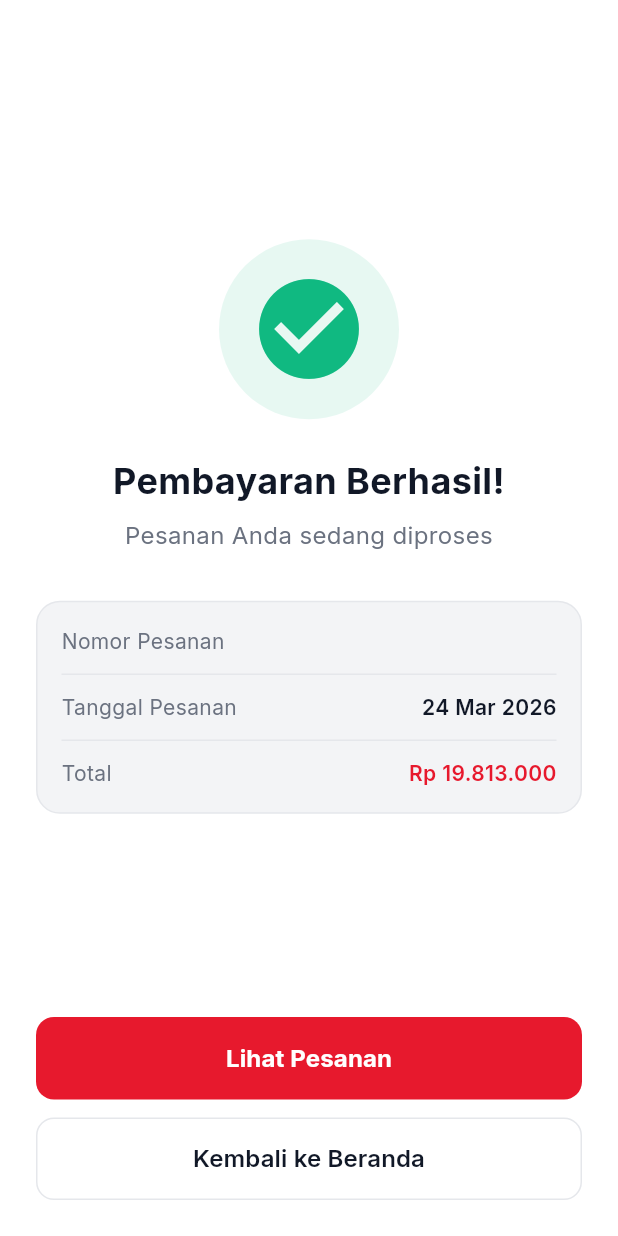
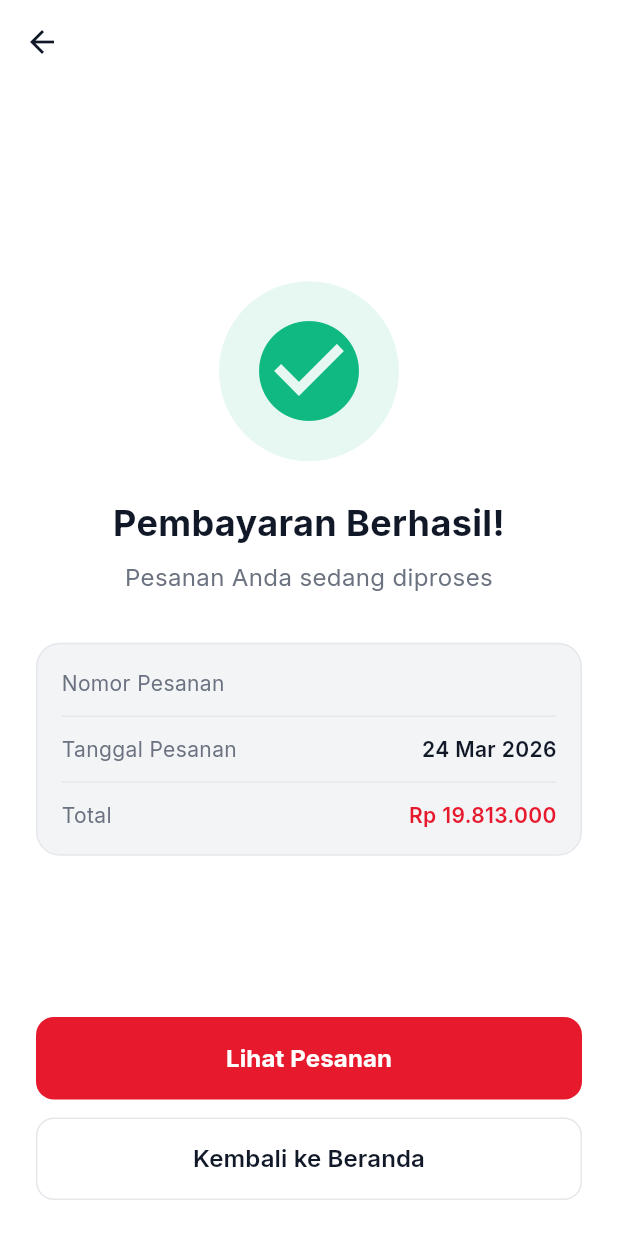
Before and after one commit to peterkrn/otomasiku-mobile, a Flutter app: the PaymentSuccessScreen screen opened directly with empty values, on a phone screen of 412 x 824 dp. Run offline on Flutter 3.47's test engine with Material 3 defaults, Android fonts, the phone set to English and light mode, and no system bars; our stand-ins replace flutter_riverpod, go_router, google_fonts, shared_preferences; accounts and stored records are empty.

Commit message:
fix: improve toast positioning and navigation flow
- Add bottomOffset parameter to AppToast for flexible positioning
- Default toast position (24px) close to bottom nav for screens without bottom bar
- Higher toast position (100-160px) for screens with bottom action bars
- Fix payment success screen to navigate to home on back
- Fix order detail screen to navigate to orders list on back
- Add AppBar with explicit back button on payment success screen
- Add PopScope to handle hardware back button correctly

Co-Authored-By: Claude Opus 4.6 <noreply@anthropic.com>

```diff
--- a/lib/core/widgets/app_toast.dart
+++ b/lib/core/widgets/app_toast.dart
@@ -2,11 +2,14 @@ import 'package:flutter/material.dart';
 
 /// Toast notification widget
 /// Usage: AppToast.show(context, 'Message', isError: false)
+/// Use bottomOffset to position toast above bottom bars (e.g., checkout button area ~160px)
+/// Default 24px is for screens without bottom action bars
 class AppToast {
   static void show(
     BuildContext context,
     String message, {
     bool isError = false,
+    double bottomOffset = 24, // Default close to bottom nav
   }) {
     final overlay = Overlay.of(context);
     late OverlayEntry overlayEntry;
@@ -15,7 +18,7 @@ class AppToast {
       builder: (context) => Positioned(
         left: 16,
         right: 16,
-        bottom: 24, // Just above bottom nav
+        bottom: bottomOffset,
         child: SafeArea(
           child: Material(
             color: Colors.transparent,
--- a/lib/features/cart/cart_screen.dart
+++ b/lib/features/cart/cart_screen.dart
@@ -244,7 +244,7 @@ class _CartScreenState extends ConsumerState<CartScreen> {
                   width: double.infinity,
                   child: ElevatedButton(
                     onPressed: selectedIds.isEmpty
-                        ? () => AppToast.show(context, l10n.noItemSelected, isError: true)
+                        ? () => AppToast.show(context, l10n.noItemSelected, isError: true, bottomOffset: 160)
                         : () => context.pushNamed(AppRoute.checkout),
                     style: ElevatedButton.styleFrom(
                       backgroundColor: AppColors.mitsubishiRed,
--- a/lib/features/payment/payment_screen.dart
+++ b/lib/features/payment/payment_screen.dart
@@ -63,12 +63,12 @@ class _PaymentScreenState extends ConsumerState<PaymentScreen> {
 
   void _copyVaNumber(AppLocalizations l10n) {
     Clipboard.setData(ClipboardData(text: _vaNumber.replaceAll(' ', '')));
-    AppToast.show(context, l10n.vaCopied, isError: false);
+    AppToast.show(context, l10n.vaCopied, isError: false, bottomOffset: 160);
   }
 
   void _copyAmount(AppLocalizations l10n) {
     Clipboard.setData(ClipboardData(text: _amount.toString()));
-    AppToast.show(context, 'Jumlah berhasil disalin', isError: false);
+    AppToast.show(context, 'Jumlah berhasil disalin', isError: false, bottomOffset: 160);
   }
 
   void _checkStatus() {
--- a/lib/features/payment/payment_success_screen.dart
+++ b/lib/features/payment/payment_success_screen.dart
@@ -19,7 +19,22 @@ class PaymentSuccessScreen extends ConsumerWidget {
 
     return Scaffold(
       backgroundColor: isDark ? AppColors.darkBackground : Colors.white,
-      body: SafeArea(
+      appBar: AppBar(
+        leading: IconButton(
+          icon: Icon(Icons.arrow_back, color: isDark ? AppColors.darkTextPrimary : AppColors.textPrimary),
+          onPressed: () => context.goNamed(AppRoute.home),
+        ),
+        backgroundColor: isDark ? AppColors.darkBackground : Colors.white,
+        elevation: 0,
+      ),
+      body: PopScope(
+        canPop: false,
+        onPopInvokedWithResult: (didPop, result) {
+          if (!didPop) {
+            context.goNamed(AppRoute.home);
+          }
+        },
+        child: SafeArea(
           child: Padding(
             padding: const EdgeInsets.all(24),
             child: Column(
@@ -67,6 +82,7 @@ class PaymentSuccessScreen extends ConsumerWidget {
                 // Action buttons
                 _buildActionButtons(context, l10n, isDark),
               ],
+            ),
           ),
         ),
       ),
--- a/lib/features/shipping/shipping_screen.dart
+++ b/lib/features/shipping/shipping_screen.dart
@@ -123,7 +123,7 @@ class _ShippingScreenState extends ConsumerState<ShippingScreen> {
     // Clear form
     _clearForm();
 
-    AppToast.show(context, 'Alamat berhasil ditambahkan', isError: false);
+    AppToast.show(context, 'Alamat berhasil ditambahkan', isError: false, bottomOffset: 160);
   }
 
   void _clearForm() {
```
Also changed, not shown: lib/features/order/order_detail_screen.dart (+13 -3 lines), lib/features/product_detail/product_detail_screen.dart (+8 -3 lines). Lines whose indentation alone changed are shown as unchanged.
